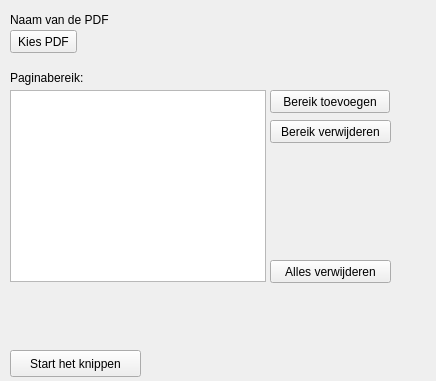
Old version of the form mainwindow.ui in the repository vvim/pdfcutter.
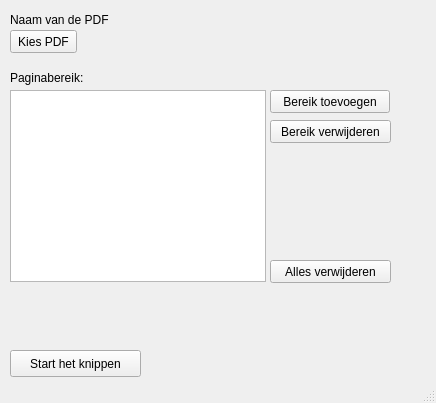
New version of the form.

Commit message: presentation of the WidgetList changed (much better and readable now, no quick and dirty PDFtk parameters), + statusbar functionality added

```diff
--- a/mainwindow.ui
+++ b/mainwindow.ui
@@ -7,7 +7,7 @@
     <x>0</x>
     <y>0</y>
     <width>436</width>
-    <height>381</height>
+    <height>403</height>
    </rect>
   </property>
   <property name="windowTitle">
@@ -116,6 +116,7 @@
     </property>
    </widget>
   </widget>
+  <widget class="QStatusBar" name="statusBar"/>
  </widget>
  <layoutdefault spacing="6" margin="11"/>
  <tabstops>
```
The commit also changes 1 other file.
